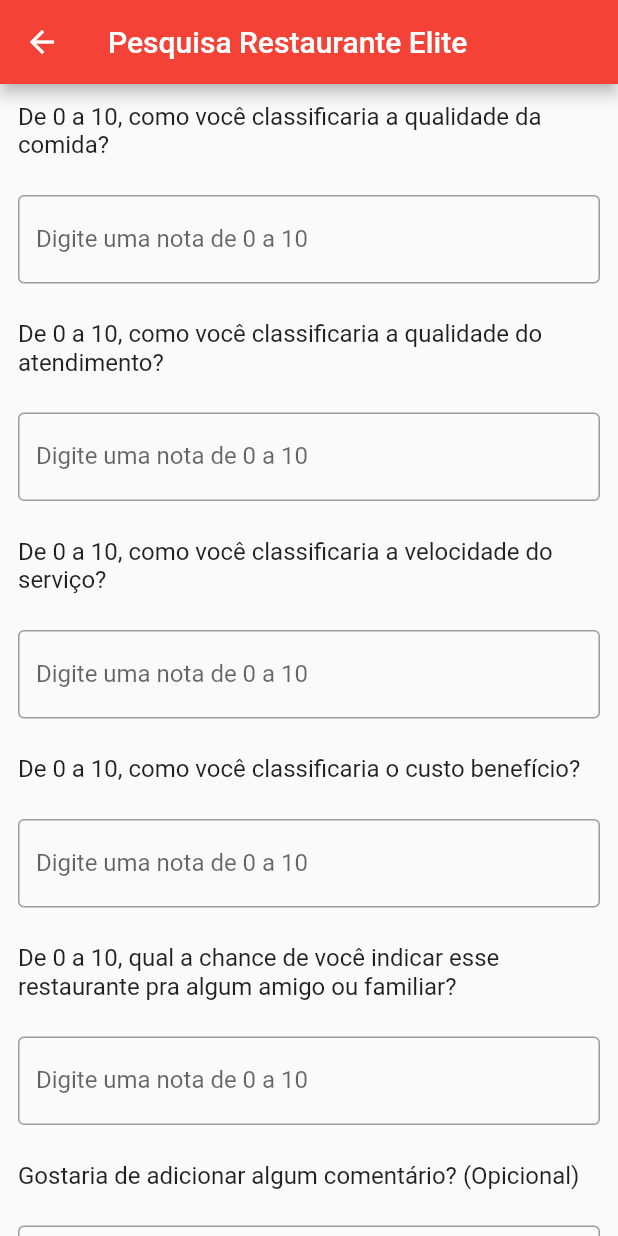
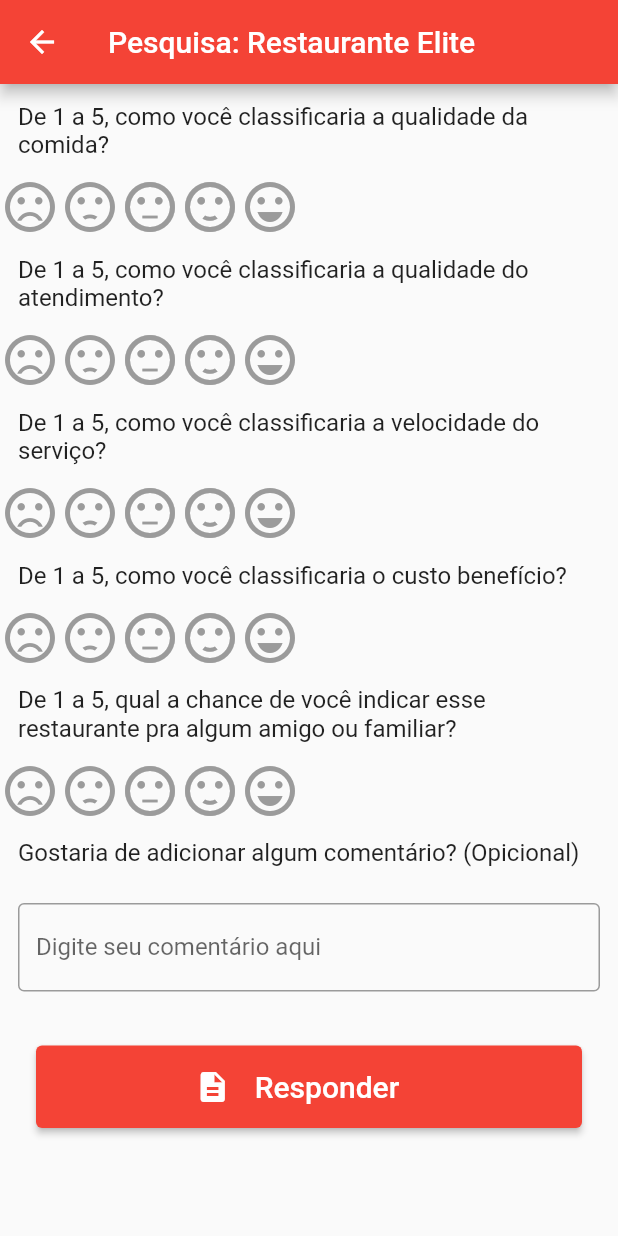
Before and after one commit to rafael-emidio/app-pesquisa-PDM, a Flutter app: the screen it shows after launch, after a tap on "Restaurante Elite", on a phone screen of 412 x 824 dp. Run offline on Flutter 3.47's test engine with Material 2 defaults, Android fonts, the phone set to English and light mode, and no system bars; drawn by our look-alikes of flutter_rating_bar; our stand-ins replace validators; network calls fail.

```diff
--- a/lib/banco/restaurantes_rep.dart
+++ b/lib/banco/restaurantes_rep.dart
@@ -1,22 +1,28 @@
 import '../models/restauranteModel.dart';
 
-class RestaurantesRep{
+class RestaurantesRep {
   final List<RestauranteModel> _restaurantes = [];
 
   get restaurantes => this._restaurantes;
 
-  RestaurantesRep(){
+  RestaurantesRep() {
     _restaurantes.addAll([
       RestauranteModel(
           1,
           'https://restauranteelite.com.br/wp-content/uploads/2016/05/logoeliteblue.png',
-          'Restaurante Elite'
-      ),
+          'Restaurante Elite'),
       RestauranteModel(
           2,
           'https://chiquinho.com.br/static/media/logo-chq-250-250.5e86ef55.png',
-          'Chiquinho sorvetes'
-      ),
+          'Chiquinho sorvetes'),
+      RestauranteModel(
+          3,
+          'https://www.churrascarialugano.com.br/site/images/logo.png',
+          'Churrascaria Lugano'),
+      RestauranteModel(
+          4,
+          'https://www.bibasdelivery.com.br/admin/logo/file_5d01619e17641.jpg',
+          'Bibas'),
     ]);
   }
 }
--- a/lib/main.dart
+++ b/lib/main.dart
@@ -1,5 +1,6 @@
 import 'package:flutter/material.dart';
 import './pages/pagina_inicial.dart';
+
 void main() {
   runApp(AppPesquisa());
 }
@@ -8,7 +9,6 @@ class AppPesquisa extends StatelessWidget {
   // This widget is the root of your application.
   @override
   Widget build(BuildContext context) {
-
     return MaterialApp(
       title: 'Pesquisas de Satisfação',
       debugShowCheckedModeBanner: false,
--- a/lib/pages/pagina_inicial.dart
+++ b/lib/pages/pagina_inicial.dart
@@ -1,10 +1,9 @@
-import 'package:flutter/cupertino.dart';
 import 'package:flutter/material.dart';
-import 'package:flutter_application_1/pages/score_page.dart';
 import '../controllers/restaurante_controller.dart';
 import '../models/restauranteModel.dart';
 import '../models/pesquisaModel.dart';
 import 'pesquisa.dart';
+import 'score_page.dart';
 
 class PaginaInicial extends StatefulWidget {
   @override
@@ -22,7 +21,6 @@ class _PaginaInicialState extends State<PaginaInicial> {
 
   salvarPesquisa(PesquisaModel pesquisa) {
     Navigator.pop(context);
-
     ScaffoldMessenger.of(context).showSnackBar(SnackBar(
         content: Text('Obrigado por avaliar! sua resposta foi salva.',
             style: TextStyle(fontSize: 16))));
@@ -32,7 +30,8 @@ class _PaginaInicialState extends State<PaginaInicial> {
   Widget build(BuildContext context) {
     return Scaffold(
         appBar: AppBar(
-          title: Text('App Pesquisa de Satisfação :)'),
+          title: Text('Pesquisa de satisfação'),
+          leading: Icon(Icons.mood),
           actions: [
             IconButton(
                 icon: Icon(Icons.star),
--- a/lib/pages/pesquisa.dart
+++ b/lib/pages/pesquisa.dart
@@ -3,6 +3,8 @@ import 'package:flutter/material.dart';
 import '../models/restauranteModel.dart';
 //import 'package:smooth_star_rating/smooth_star_rating.dart';
 import '../models/pesquisaModel.dart';
+import 'package:flutter_rating_bar/flutter_rating_bar.dart';
+import 'package:validators/validators.dart';
 
 class Pesquisa extends StatefulWidget {
   RestauranteModel restaurante;
@@ -37,7 +39,7 @@ class _PesquisaState extends State<Pesquisa> {
   Widget build(BuildContext context) {
     return Scaffold(
       appBar: AppBar(
-        title: Text('Pesquisa ' + widget.restaurante.nome),
+        title: Text('Pesquisa: ' + widget.restaurante.nome),
       ),
       body: Form(
         key: _formKey,
@@ -46,162 +48,214 @@ class _PesquisaState extends State<Pesquisa> {
             Padding(
               padding: EdgeInsets.all(12.0),
               child: Text(
-                  'De 0 a 10, como você classificaria a qualidade da comida?',
+                  'De 1 a 5, como você classificaria a qualidade da comida?',
                   style: TextStyle(fontSize: 16)),
             ),
-            Padding(
-              padding: EdgeInsets.all(12.0),
-              child: TextFormField(
-                controller: _r1,
-                decoration: InputDecoration(
-                  border: OutlineInputBorder(),
-                  labelText: 'Digite uma nota de 0 a 10',
-                ),
-                keyboardType: TextInputType.number,
-                validator: (value) {
-                  if (value.isEmpty) {
-                    return 'Digite uma nota';
+            RatingBar.builder(
+              initialRating: 0,
+              itemCount: 5,
+              itemBuilder: (context, index) {
+                switch (index) {
+                  case 0:
+                    return Icon(
+                      Icons.sentiment_very_dissatisfied,
+                      color: Colors.red,
+                    );
+                  case 1:
+                    return Icon(
+                      Icons.sentiment_dissatisfied,
+                      color: Colors.redAccent,
+                    );
+                  case 2:
+                    return Icon(
+                      Icons.sentiment_neutral,
+                      color: Colors.amber,
+                    );
+                  case 3:
+                    return Icon(
+                      Icons.sentiment_satisfied,
+                      color: Colors.lightGreen,
+                    );
+                  case 4:
+                    return Icon(
+                      Icons.sentiment_very_satisfied,
+                      color: Colors.green,
+                    );
                 }
-                  if (inteiro(value) == null) {
-                    return 'Digite um número inteiro';
-                  }
-                  if (inteiro(value) < 0) {
-                    return 'Digite uma nota de 0 a 10';
-                  }
-                  if (inteiro(value) > 10) {
-                    return 'Digite uma nota de 0 a 10';
-                  }
-                  return null;
               },
-              ),
+              onRatingUpdate: (rating) {
+                setState(() {
+                  _r1.text = rating.toString();
+                });
+              },
             ),
             Padding(
               padding: EdgeInsets.all(12.0),
               child: Text(
-                  'De 0 a 10, como você classificaria a qualidade do atendimento?',
+                  'De 1 a 5, como você classificaria a qualidade do atendimento?',
                   style: TextStyle(fontSize: 16)),
             ),
-            Padding(
-              padding: EdgeInsets.all(12.0),
-              child: TextFormField(
-                controller: _r2,
-                decoration: InputDecoration(
-                  border: OutlineInputBorder(),
-                  labelText: 'Digite uma nota de 0 a 10',
-                ),
-                keyboardType: TextInputType.number,
-                validator: (value) {
-                  if (value.isEmpty) {
-                    return 'Digite uma nota';
+            RatingBar.builder(
+              initialRating: 0,
+              itemCount: 5,
+              itemBuilder: (context, index) {
+                switch (index) {
+                  case 0:
+                    return Icon(
+                      Icons.sentiment_very_dissatisfied,
+                      color: Colors.red,
+                    );
+                  case 1:
+                    return Icon(
+                      Icons.sentiment_dissatisfied,
+                      color: Colors.redAccent,
+                    );
+                  case 2:
+                    return Icon(
+                      Icons.sentiment_neutral,
+                      color: Colors.amber,
+                    );
+                  case 3:
+                    return Icon(
+                      Icons.sentiment_satisfied,
+                      color: Colors.lightGreen,
+                    );
+                  case 4:
+                    return Icon(
+                      Icons.sentiment_very_satisfied,
+                      color: Colors.green,
+                    );
                 }
-                  if (inteiro(value) == null) {
-                    return 'Digite um número inteiro';
-                  }
-                  if (inteiro(value) < 0) {
-                    return 'Digite uma nota de 0 a 10';
-                  }
-                  if (inteiro(value) > 10) {
-                    return 'Digite uma nota de 0 a 10';
-                  }
-                  return null;
               },
-              ),
+              onRatingUpdate: (rating) {
+                _r2.text = rating.toString();
+              },
             ),
             Padding(
               padding: EdgeInsets.all(12.0),
               child: Text(
-                  'De 0 a 10, como você classificaria a velocidade do serviço?',
+                  'De 1 a 5, como você classificaria a velocidade do serviço?',
                   style: TextStyle(fontSize: 16)),
             ),
-            Padding(
-              padding: EdgeInsets.all(12.0),
-              child: TextFormField(
-                controller: _r3,
-                decoration: InputDecoration(
-                  border: OutlineInputBorder(),
-                  labelText: 'Digite uma nota de 0 a 10',
-                ),
-                keyboardType: TextInputType.number,
-                validator: (value) {
-                  if (value.isEmpty) {
-                    return 'Digite uma nota';
+            RatingBar.builder(
+              initialRating: 0,
+              itemCount: 5,
+              itemBuilder: (context, index) {
+                switch (index) {
+                  case 0:
+                    return Icon(
+                      Icons.sentiment_very_dissatisfied,
+                      color: Colors.red,
+                    );
+                  case 1:
+                    return Icon(
+                      Icons.sentiment_dissatisfied,
+                      color: Colors.redAccent,
+                    );
+                  case 2:
+                    return Icon(
+                      Icons.sentiment_neutral,
+                      color: Colors.amber,
+                    );
+                  case 3:
+                    return Icon(
+                      Icons.sentiment_satisfied,
+                      color: Colors.lightGreen,
+                    );
+                  case 4:
+                    return Icon(
+                      Icons.sentiment_very_satisfied,
+                      color: Colors.green,
+                    );
                 }
-                  if (inteiro(value) == null) {
-                    return 'Digite um número inteiro';
-                  }
-                  if (inteiro(value) < 0) {
-                    return 'Digite uma nota de 0 a 10';
-                  }
-                  if (inteiro(value) > 10) {
-                    return 'Digite uma nota de 0 a 10';
-                  }
-                  return null;
               },
-              ),
+              onRatingUpdate: (rating) {
+                _r3.text = rating.toString();
+              },
             ),
             Padding(
               padding: EdgeInsets.all(12.0),
               child: Text(
-                  'De 0 a 10, como você classificaria o custo benefício?',
+                  'De 1 a 5, como você classificaria o custo benefício?',
                   style: TextStyle(fontSize: 16)),
             ),
-            Padding(
-              padding: EdgeInsets.all(12.0),
-              child: TextFormField(
-                controller: _r4,
-                decoration: InputDecoration(
-                  border: OutlineInputBorder(),
-                  labelText: 'Digite uma nota de 0 a 10',
-                ),
-                keyboardType: TextInputType.number,
-                validator: (value) {
-                  if (value.isEmpty) {
-                    return 'Digite uma nota';
+            RatingBar.builder(
+              initialRating: 0,
+              itemCount: 5,
+              itemBuilder: (context, index) {
+                switch (index) {
+                  case 0:
+                    return Icon(
+                      Icons.sentiment_very_dissatisfied,
+                      color: Colors.red,
+                    );
+                  case 1:
+                    return Icon(
+                      Icons.sentiment_dissatisfied,
+                      color: Colors.redAccent,
+                    );
+                  case 2:
+                    return Icon(
+                      Icons.sentiment_neutral,
+                      color: Colors.amber,
+                    );
+                  case 3:
+                    return Icon(
+                      Icons.sentiment_satisfied,
+                      color: Colors.lightGreen,
+                    );
+                  case 4:
+                    return Icon(
+                      Icons.sentiment_very_satisfied,
+                      color: Colors.green,
+                    );
                 }
-                  if (inteiro(value) == null) {
-                    return 'Digite um número inteiro';
-                  }
-                  if (inteiro(value) < 0) {
-                    return 'Digite uma nota de 0 a 10';
-                  }
-                  if (inteiro(value) > 10) {
-                    return 'Digite uma nota de 0 a 10';
-                  }
-                  return null;
               },
-              ),
+              onRatingUpdate: (rating) {
+                _r4.text = rating.toString();
+              },
             ),
             Padding(
               padding: EdgeInsets.all(12.0),
               child: Text(
-                  'De 0 a 10, qual a chance de você indicar esse restaurante pra algum amigo ou familiar?',
+                  'De 1 a 5, qual a chance de você indicar esse restaurante pra algum amigo ou familiar?',
                   style: TextStyle(fontSize: 16)),
             ),
-            Padding(
-              padding: EdgeInsets.all(12.0),
-              child: TextFormField(
-                controller: _r5,
-                decoration: InputDecoration(
-                  border: OutlineInputBorder(),
-                  labelText: 'Digite uma nota de 0 a 10',
-                ),
-                keyboardType: TextInputType.number,
-                validator: (value) {
-                  if (value.isEmpty) {
-                    return 'Digite uma nota';
+            RatingBar.builder(
+              initialRating: 0,
+              itemCount: 5,
+              itemBuilder: (context, index) {
+                switch (index) {
+                  case 0:
+                    return Icon(
+                      Icons.sentiment_very_dissatisfied,
+                      color: Colors.red,
+                    );
+                  case 1:
+                    return Icon(
+                      Icons.sentiment_dissatisfied,
+                      color: Colors.redAccent,
+                    );
+                  case 2:
+                    return Icon(
+                      Icons.sentiment_neutral,
+                      color: Colors.amber,
+                    );
+                  case 3:
+                    return Icon(
+                      Icons.sentiment_satisfied,
+                      color: Colors.lightGreen,
+                    );
+                  case 4:
+                    return Icon(
+                      Icons.sentiment_very_satisfied,
+                      color: Colors.green,
+                    );
                 }
-                  if (inteiro(value) == null) {
-                    return 'Digite um número inteiro';
-                  }
-                  if (inteiro(value) < 0) {
-                    return 'Digite uma nota de 0 a 10';
-                  }
-                  if (inteiro(value) > 10) {
-                    return 'Digite uma nota de 0 a 10';
-                  }
-                  return null;
               },
-              ),
+              onRatingUpdate: (rating) {
+                _r5.text = rating.toString();
+              },
             ),
             Padding(
               padding: EdgeInsets.all(12.0),
@@ -227,6 +281,18 @@ class _PesquisaState extends State<Pesquisa> {
               margin: EdgeInsets.all(24.0),
               child: ElevatedButton(
                 onPressed: () {
+                  if (_r1.text == '' ||
+                      _r1.text == '0.0' ||
+                      _r2.text == '' ||
+                      _r2.text == '0.0' ||
+                      _r3.text == '' ||
+                      _r3.text == '0.0' ||
+                      _r4.text == '' ||
+                      _r4.text == '0.0' ||
+                      _r5.text == '' ||
+                      _r5.text == '0.0') {
+                    error(context);
+                  } else {
                     if (_formKey.currentState.validate()) {
                       this.pesquisa = PesquisaModel(
                           1,
@@ -238,13 +304,14 @@ class _PesquisaState extends State<Pesquisa> {
                           inteiro(_r4.text),
                           inteiro(_r5.text),
                           _comentario.text);
-                    widget.onSave(this.pesquisa);
+                    }
+                    showAlertDialog(context);
                   }
                 },
                 child: Row(
                   mainAxisAlignment: MainAxisAlignment.center,
                   children: [
-                    Icon(Icons.auto_awesome),
+                    Icon(Icons.description),
                     Padding(
                       padding: EdgeInsets.all(16.0),
                       child: Text('Responder', style: TextStyle(fontSize: 20)),
@@ -258,4 +325,56 @@ class _PesquisaState extends State<Pesquisa> {
       ),
     );
   }
+
+  showAlertDialog(BuildContext context) {
+    // configura o button
+    Widget concluido = TextButton(
+      child: Text("OK"),
+      onPressed: () {
+        widget.onSave(this.pesquisa);
+        Navigator.pop(context);
+      },
+    );
+
+    // configura o  AlertDialog
+    AlertDialog alerta = AlertDialog(
+      title: Text("Avaliação concluída!"),
+      actions: [
+        concluido,
+      ],
+    );
+    // exibe o dialog
+    showDialog(
+      context: context,
+      builder: (BuildContext context) {
+        return alerta;
+      },
+    );
   }
+
+  error(BuildContext context) {
+    // configura o button
+    Widget faltante = TextButton(
+      child: Text("OK"),
+      onPressed: () {
+        Navigator.of(context).pop(false);
+      },
+    );
+
+    // configura o  AlertDialog
+    AlertDialog alerta = AlertDialog(
+      title: Text("Responda todas as perguntas de 1 a 5"),
+      content: Text("Escala em cinza quer dizer não preenchida."),
+      actions: [
+        faltante,
+      ],
+    );
+    // exibe o dialog
+    showDialog(
+      context: context,
+      builder: (BuildContext context) {
+        return alerta;
+      },
+    );
+  }
+}
--- a/lib/pages/score_page.dart
+++ b/lib/pages/score_page.dart
@@ -9,6 +9,7 @@ class ScorePage extends StatefulWidget {
 }
 
 class _ScorePageState extends State<ScorePage> {
+  int teste = 0;
   @override
   Widget build(BuildContext context) {
     return DefaultTabController(
```
Also changed, not shown: pubspec.yaml (+13 -3 lines), pubspec.lock. Lines whose indentation alone changed are shown as unchanged.
